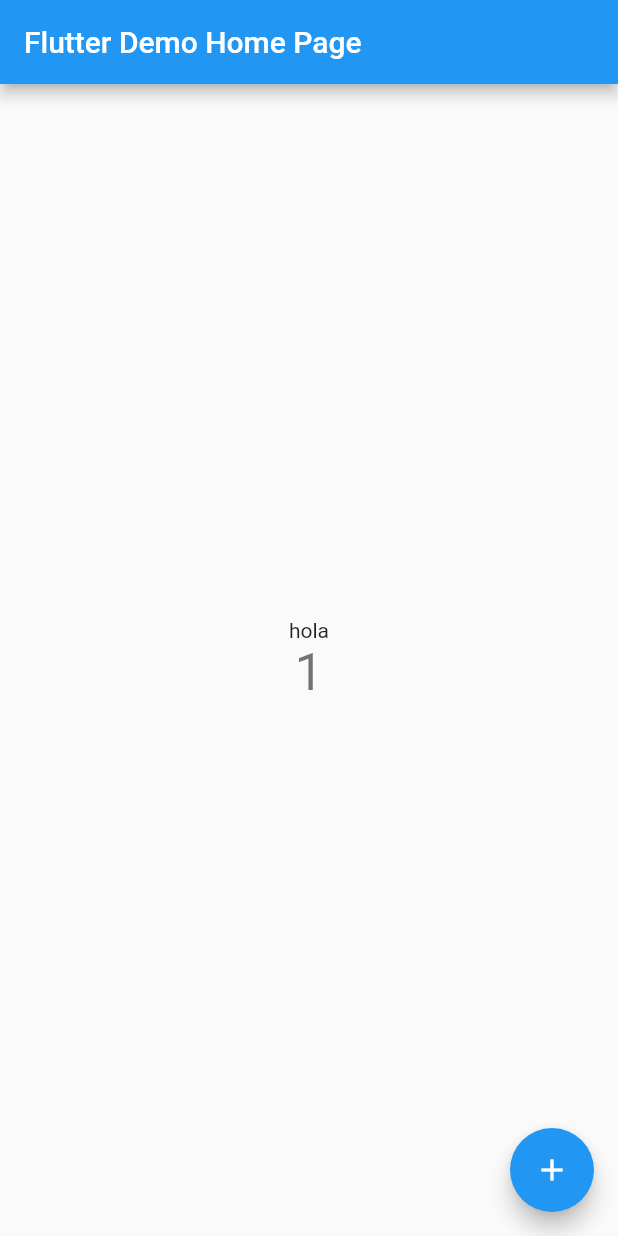
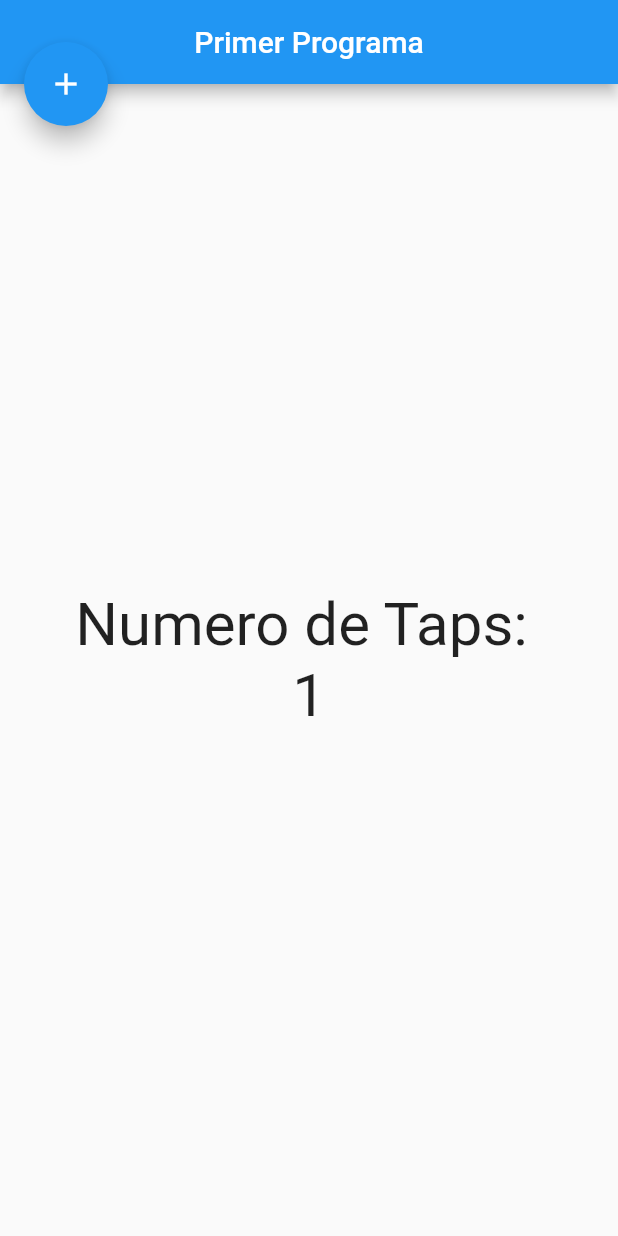
Before and after one commit to JonathanRDG/flutter, a Flutter app: the screen it shows after launch, after a tap on the "add" icon, on a phone screen of 412 x 824 dp. Run offline on Flutter 3.47's test engine with Material 2 defaults, Android fonts, the phone set to English and light mode, and no system bars.

Commit message:
Create the counter with taps

```diff
--- a/lib/main.dart
+++ b/lib/main.dart
@@ -1,111 +1,9 @@
 import 'package:flutter/material.dart';
 
-void main() => runApp(MyApp());
+import 'src/app.dart';
+void main() {
 
-class MyApp extends StatelessWidget {
-  // This widget is the root of your application.
-  @override
-  Widget build(BuildContext context) {
-    return MaterialApp(
-      title: 'Flutter Demo',
-      theme: ThemeData(
-        // This is the theme of your application.
-        //
-        // Try running your application with "flutter run". You'll see the
-        // application has a blue toolbar. Then, without quitting the app, try
-        // changing the primarySwatch below to Colors.green and then invoke
-        // "hot reload" (press "r" in the console where you ran "flutter run",
-        // or simply save your changes to "hot reload" in a Flutter IDE).
-        // Notice that the counter didn't reset back to zero; the application
-        // is not restarted.
-        primarySwatch: Colors.blue,
-      ),
-      home: MyHomePage(title: 'Flutter Demo Home Page'),
-    );
-  }
+  runApp(new MyApp());
+
+
 }
-
-class MyHomePage extends StatefulWidget {
-  MyHomePage({Key key, this.title}) : super(key: key);
-
-  // This widget is the home page of your application. It is stateful, meaning
-  // that it has a State object (defined below) that contains fields that affect
-  // how it looks.
-
-  // This class is the configuration for the state. It holds the values (in this
-  // case the title) provided by the parent (in this case the App widget) and
-  // used by the build method of the State. Fields in a Widget subclass are
-  // always marked "final".
-
-  final String title;
-
-  @override
-  _MyHomePageState createState() => _MyHomePageState();
-}
-
-class _MyHomePageState extends State<MyHomePage> {
-  int _counter = 0;
-
-  void _incrementCounter() {
-    setState(() {
-      // This call to setState tells the Flutter framework that something has
-      // changed in this State, which causes it to rerun the build method below
-      // so that the display can reflect the updated values. If we changed
-      // _counter without calling setState(), then the build method would not be
-      // called again, and so nothing would appear to happen.
-      _counter++;
-    });
-  }
-
-  @override
-  Widget build(BuildContext context) {
-    // This method is rerun every time setState is called, for instance as done
-    // by the _incrementCounter method above.
-    //
-    // The Flutter framework has been optimized to make rerunning build methods
-    // fast, so that you can just rebuild anything that needs updating rather
-    // than having to individually change instances of widgets.
-    return Scaffold(
-      appBar: AppBar(
-        // Here we take the value from the MyHomePage object that was created by
-        // the App.build method, and use it to set our appbar title.
-        title: Text(widget.title),
-      ),
-      body: Center(
-        // Center is a layout widget. It takes a single child and positions it
-        // in the middle of the parent.
-        child: Column(
-          // Column is also layout widget. It takes a list of children and
-          // arranges them vertically. By default, it sizes itself to fit its
-          // children horizontally, and tries to be as tall as its parent.
-          //
-          // Invoke "debug painting" (press "p" in the console, choose the
-          // "Toggle Debug Paint" action from the Flutter Inspector in Android
-          // Studio, or the "Toggle Debug Paint" command in Visual Studio Code)
-          // to see the wireframe for each widget.
-          //
-          // Column has various properties to control how it sizes itself and
-          // how it positions its children. Here we use mainAxisAlignment to
-          // center the children vertically; the main axis here is the vertical
-          // axis because Columns are vertical (the cross axis would be
-          // horizontal).
-          mainAxisAlignment: MainAxisAlignment.center,
-          children: <Widget>[
-            Text(
-              'hola',
-            ),
-            Text(
-              '$_counter',
-              style: Theme.of(context).textTheme.display1,
-            ),
-          ],
-        ),
-      ),
-      floatingActionButton: FloatingActionButton(
-        onPressed: _incrementCounter,
-        tooltip: 'Increment',
-        child: Icon(Icons.add),
-      ), // This trailing comma makes auto-formatting nicer for build methods.
-    );
-  }
-}
--- /dev/null
+++ b/lib/src/app.dart
@@ -0,0 +1,18 @@
+import 'package:flutter/material.dart';
+import 'package:flutter_app/src/pages/counter_page.dart';
+//import 'package:flutter_app/src/pages/home_page.dart';
+
+class MyApp extends StatelessWidget {
+
+  @override
+  Widget build( context ) {
+
+    return MaterialApp(
+      debugShowCheckedModeBanner: false,
+      home: Center(
+        child: Counterpage(),
+      ),
+    );
+  }
+
+}
--- /dev/null
+++ b/lib/src/pages/counter_page.dart
@@ -0,0 +1,41 @@
+import 'package:flutter/material.dart';
+
+class Counterpage extends StatefulWidget {
+
+  @override
+  createState() => _CounterPageState();
+}
+
+class _CounterPageState extends State<Counterpage> {
+
+  final  _stytext = new TextStyle(fontSize: 40);
+  int _counter = 0;
+  @override
+  Widget build(BuildContext context) {
+    return  Scaffold(
+      appBar: AppBar(
+        centerTitle: true,
+        title: Text('Primer Programa'),
+      ),
+      body: Center(
+        child: Column(
+          mainAxisAlignment: MainAxisAlignment.center,
+          children: <Widget>[
+            Text('Numero de Taps: ', style: _stytext ),
+            Text('$_counter', style: _stytext),
+          ],
+        ),
+      ),
+      floatingActionButtonLocation: FloatingActionButtonLocation.startTop,
+      floatingActionButton: FloatingActionButton(
+        child: Icon(Icons.add),
+        onPressed: () {
+          _counter++;
+          setState(() {
+
+          });
+        },
+      ),
+    );
+  }
+}
```
Also changed, not shown: lib/src/pages/home_page.dart (added, +33 -0 lines), 1 other file.
